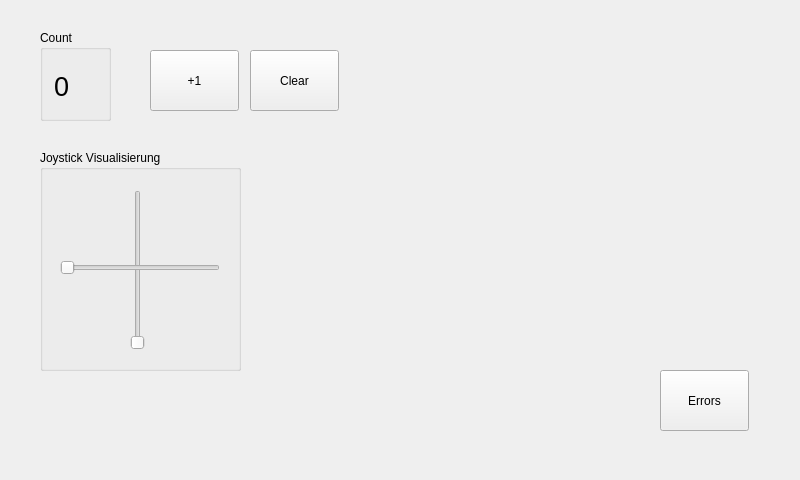
This is view.ui in chP6/Konzept_ErstesBeispiel as Qt 5 draws it before an edit. The edited form follows.
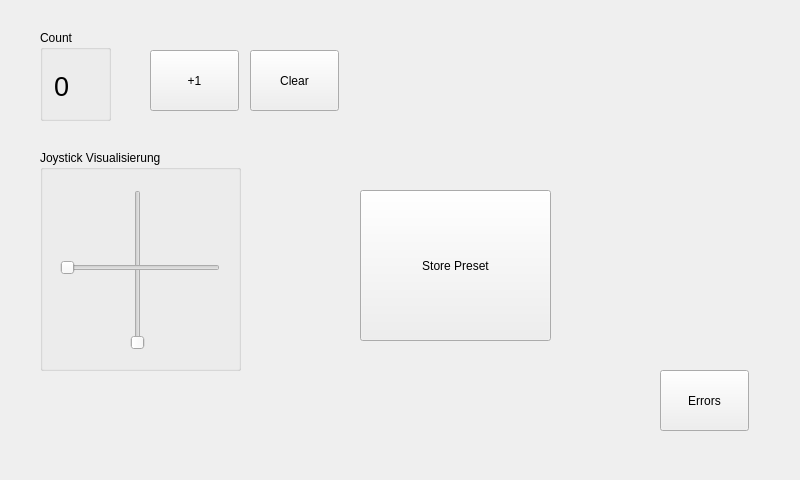
This is the edited form.

What changed in the file:
```diff
--- a/view.ui
+++ b/view.ui
@@ -133,6 +133,19 @@
     <string>Errors</string>
    </property>
   </widget>
+  <widget class="QPushButton" name="storePreset">
+   <property name="geometry">
+    <rect>
+     <x>360</x>
+     <y>190</y>
+     <width>191</width>
+     <height>151</height>
+    </rect>
+   </property>
+   <property name="text">
+    <string>Store Preset</string>
+   </property>
+  </widget>
  </widget>
  <layoutdefault spacing="6" margin="11"/>
  <resources/>
```
